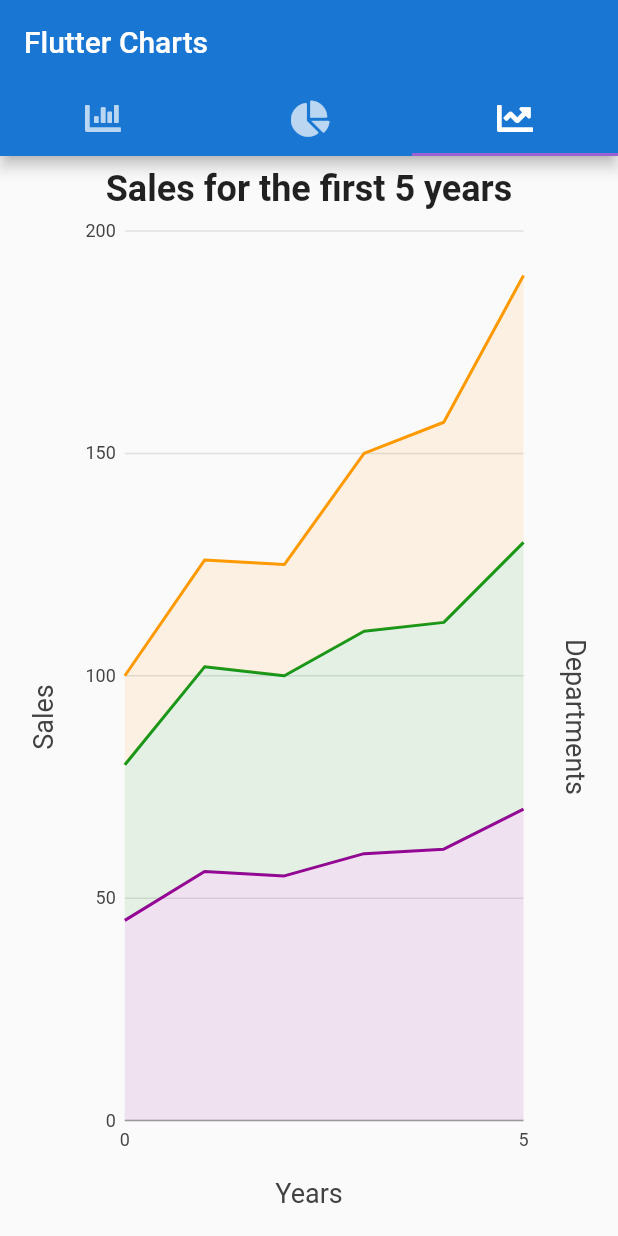
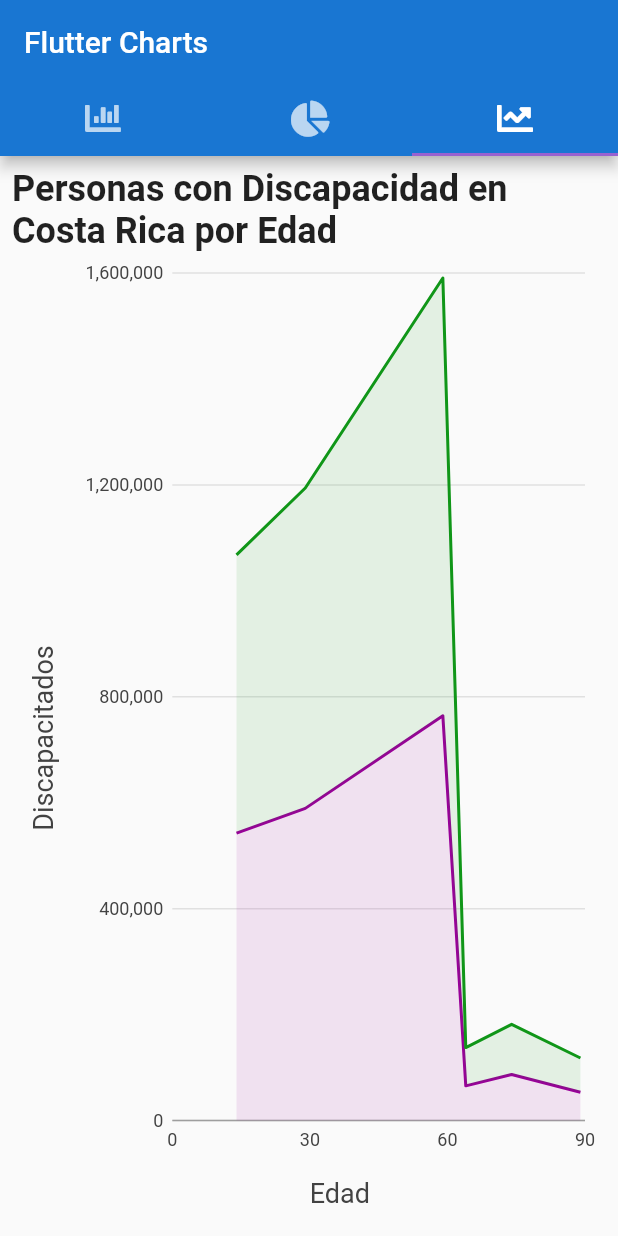
Before and after one commit to richbm10/data-visualization-flutter, a Flutter app: the screen it shows after launch, tab 3 chosen, on a phone screen of 412 x 824 dp. Run offline on Flutter 3.47's test engine with Material 2 defaults, Android fonts, the phone set to English and light mode, and no system bars; our stand-ins replace charts_flutter, font_awesome_flutter.

Commit message:
lineChart init

```diff
--- a/data_visualization_project/lib/hompage.dart
+++ b/data_visualization_project/lib/hompage.dart
@@ -12,8 +12,8 @@ class HomePage extends StatefulWidget {
 
 class _HomePageState extends State<HomePage> {
   List<charts.Series<Pollution, String>> _seriesData;
-  List<charts.Series<Disability, String>> _seriesPieData;
-  List<charts.Series<Sales, int>> _seriesLineData;
+  List<charts.Series<DisabilityPie, String>> _seriesPieData;
+  List<charts.Series<DisabilityLineChart, int>> _seriesLineData;
 
   _generateData() {
     var data1 = [
@@ -33,39 +33,31 @@ class _HomePageState extends State<HomePage> {
     ];
 
     var piedata = [
-      new Disability('San José', 9169, Color(0xff3366cc)),
-      new Disability('Cartago', 2785, Color(0xff990099)),
-      new Disability('Alajuela', 5738, Color(0xff109618)),
-      new Disability('Heredia', 2328, Color(0xfffdbe19)),
-      new Disability('Puntarenas', 3492, Color(0xffff9900)),
-      new Disability('Limón', 3126, Color(0xffdc3912)),
-      new Disability('Guanacaste', 2775, Color(0xff00bcd4)),
+      new DisabilityPie('San José', 9169, Color(0xff3366cc)),
+      new DisabilityPie('Cartago', 2785, Color(0xff990099)),
+      new DisabilityPie('Alajuela', 5738, Color(0xff109618)),
+      new DisabilityPie('Heredia', 2328, Color(0xfffdbe19)),
+      new DisabilityPie('Puntarenas', 3492, Color(0xffff9900)),
+      new DisabilityPie('Limón', 3126, Color(0xffdc3912)),
+      new DisabilityPie('Guanacaste', 2775, Color(0xff00bcd4)),
     ];
 
-    var linesalesdata = [
-      new Sales(0, 45),
-      new Sales(1, 56),
-      new Sales(2, 55),
-      new Sales(3, 60),
-      new Sales(4, 61),
-      new Sales(5, 70),
-    ];
     var linesalesdata1 = [
-      new Sales(0, 35),
-      new Sales(1, 46),
-      new Sales(2, 45),
-      new Sales(3, 50),
-      new Sales(4, 51),
-      new Sales(5, 60),
+      new DisabilityLineChart(14, 542618),
+      new DisabilityLineChart(29, 589260),
+      new DisabilityLineChart(59, 763923),
+      new DisabilityLineChart(64, 65432),
+      new DisabilityLineChart(74, 86754),
+      new DisabilityLineChart(89, 53283),
     ];
 
     var linesalesdata2 = [
-      new Sales(0, 20),
-      new Sales(1, 24),
-      new Sales(2, 25),
-      new Sales(3, 40),
-      new Sales(4, 45),
-      new Sales(5, 60),
+      new DisabilityLineChart(14, 525212),
+      new DisabilityLineChart(29, 604820),
+      new DisabilityLineChart(59, 826543),
+      new DisabilityLineChart(64, 72192),
+      new DisabilityLineChart(74, 94828),
+      new DisabilityLineChart(89, 64672),
     ];
 
     _seriesData.add(
@@ -106,41 +98,32 @@ class _HomePageState extends State<HomePage> {
 
     _seriesPieData.add(
       charts.Series(
-        domainFn: (Disability disability, _) => disability.disability,
-        measureFn: (Disability disability, _) => disability.disabilityvalue,
-        colorFn: (Disability disability, _) =>
+        domainFn: (DisabilityPie disability, _) => disability.disability,
+        measureFn: (DisabilityPie disability, _) => disability.disabilityvalue,
+        colorFn: (DisabilityPie disability, _) =>
             charts.ColorUtil.fromDartColor(disability.colorval),
         id: 'Air Pollution',
         data: piedata,
-         labelAccessorFn: (Disability row, _) => '${row.disabilityvalue}',
+         labelAccessorFn: (DisabilityPie row, _) => '${row.disabilityvalue}',
       ),
     );
 
     _seriesLineData.add(
       charts.Series(
         colorFn: (__, _) => charts.ColorUtil.fromDartColor(Color(0xff990099)),
-        id: 'Air Pollution',
-        data: linesalesdata,
-        domainFn: (Sales sales, _) => sales.yearval,
-        measureFn: (Sales sales, _) => sales.salesval,
+        id: 'Hombres',
+        data: linesalesdata1,
+        domainFn: (DisabilityLineChart sales, _) => sales.age,
+        measureFn: (DisabilityLineChart sales, _) => sales.disabilities,
       ),
     );
     _seriesLineData.add(
       charts.Series(
         colorFn: (__, _) => charts.ColorUtil.fromDartColor(Color(0xff109618)),
-        id: 'Air Pollution',
-        data: linesalesdata1,
-        domainFn: (Sales sales, _) => sales.yearval,
-        measureFn: (Sales sales, _) => sales.salesval,
-      ),
-    );
-    _seriesLineData.add(
-      charts.Series(
-        colorFn: (__, _) => charts.ColorUtil.fromDartColor(Color(0xffff9900)),
-        id: 'Air Pollution',
+        id: 'Mujeres',
         data: linesalesdata2,
-        domainFn: (Sales sales, _) => sales.yearval,
-        measureFn: (Sales sales, _) => sales.salesval,
+        domainFn: (DisabilityLineChart sales, _) => sales.age,
+        measureFn: (DisabilityLineChart sales, _) => sales.disabilities,
       ),
     );
   }
@@ -150,8 +133,8 @@ class _HomePageState extends State<HomePage> {
     // TODO: implement initState
     super.initState();
     _seriesData = List<charts.Series<Pollution, String>>();
-    _seriesPieData = List<charts.Series<Disability, String>>();
-    _seriesLineData = List<charts.Series<Sales, int>>();
+    _seriesPieData = List<charts.Series<DisabilityPie, String>>();
+    _seriesLineData = List<charts.Series<DisabilityLineChart, int>>();
     _generateData();
   }
 
@@ -245,7 +228,7 @@ class _HomePageState extends State<HomePage> {
                     child: Column(
                       children: <Widget>[
                         Text(
-                            'Sales for the first 5 years',style: TextStyle(fontSize: 24.0,fontWeight: FontWeight.bold),),
+                            'Personas con Discapacidad en Costa Rica por Edad',style: TextStyle(fontSize: 24.0,fontWeight: FontWeight.bold),),
                         Expanded(
                           child: charts.LineChart(
                             _seriesLineData,
@@ -254,16 +237,12 @@ class _HomePageState extends State<HomePage> {
                             animate: true,
                             animationDuration: Duration(seconds: 5),
                             behaviors: [
-        new charts.ChartTitle('Years',
+        new charts.ChartTitle('Edad',
             behaviorPosition: charts.BehaviorPosition.bottom,
             titleOutsideJustification:charts.OutsideJustification.middleDrawArea),
-        new charts.ChartTitle('Sales',
+        new charts.ChartTitle('Discapacitados',
             behaviorPosition: charts.BehaviorPosition.start,
-            titleOutsideJustification: charts.OutsideJustification.middleDrawArea),
-        new charts.ChartTitle('Departments',
-            behaviorPosition: charts.BehaviorPosition.end,
-            titleOutsideJustification:charts.OutsideJustification.middleDrawArea,
-            )
+            titleOutsideJustification: charts.OutsideJustification.middleDrawArea)
       ]
                           ),
                         ),
@@ -288,17 +267,17 @@ class Pollution {
   Pollution(this.year, this.place, this.quantity);
 }
 
-class Disability {
+class DisabilityPie {
   String disability;
   double disabilityvalue;
   Color colorval;
 
-  Disability(this.disability, this.disabilityvalue, this.colorval);
+  DisabilityPie(this.disability, this.disabilityvalue, this.colorval);
 }
 
-class Sales {
-  int yearval;
-  int salesval;
+class DisabilityLineChart {
+  int age;
+  int disabilities;
 
-  Sales(this.yearval, this.salesval);
+  DisabilityLineChart(this.age, this.disabilities);
 }
```
